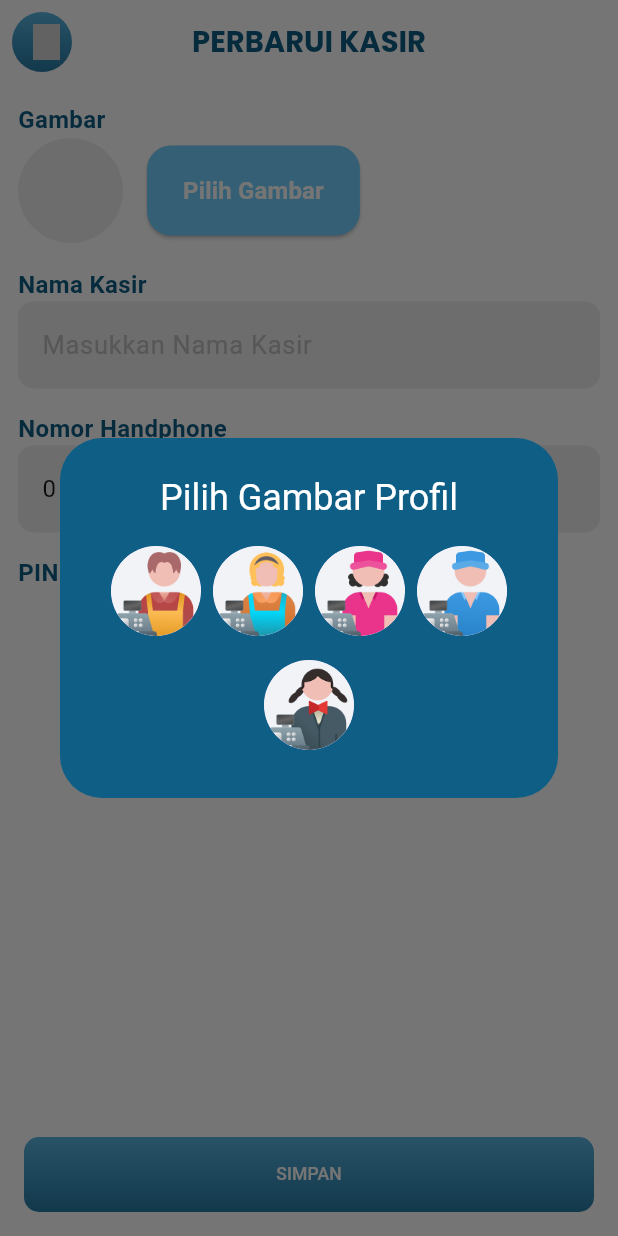
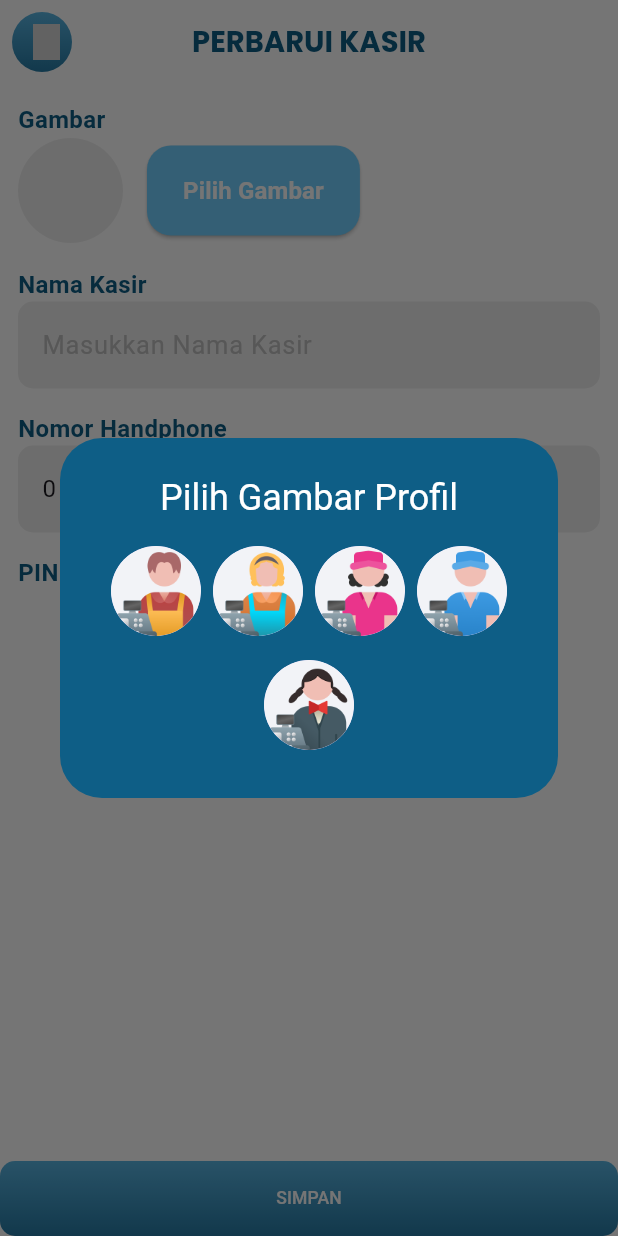
Before and after one commit to TEFA-SMAKZIE/lariskas_lite, a Flutter app: the UpdateCashierPage screen opened directly with empty values, after a tap on "Pilih Gambar", on a phone screen of 412 x 824 dp. Run offline on Flutter 3.47's test engine with Material 3 defaults, Android fonts, the light colour scheme and no system bars; our stand-ins replace cached_network_image, connectivity_plus, device_info_plus, dio, file_picker, fl_chart and 22 more; missing offline and left inert: esc_pos_utils_plus, excel, iconify_flutter, jwt_decode, qr_code_scanner_plus; accounts and stored records are empty; statements that could not run were skipped; project files that could hold a hidden picture were left out.

```diff
--- a/lib/view/page/cashier/update_cashier_page.dart
+++ b/lib/view/page/cashier/update_cashier_page.dart
@@ -287,11 +287,8 @@ class _UpdateCashierPageState extends State<UpdateCashierPage> {
           ),
         ),
       ),
-      bottomNavigationBar: Padding(
-        padding: EdgeInsets.all(16.0),
-        child: ExpensiveFloatingButton(
-            left: 12, right: 12, onPressed: _updateCashier),
-      ),
+      bottomNavigationBar: ExpensiveFloatingButton(
+          left: 12, right: 12, onPressed: _updateCashier),
     );
   }
 }
--- a/lib/view/page/change_password/changePassword.dart
+++ b/lib/view/page/change_password/changePassword.dart
@@ -232,9 +232,7 @@ class _ChangepasswordPageState extends State<ChangepasswordPage> {
                 ),
               ),
             ),
-            Padding(
-              padding: const EdgeInsets.symmetric(horizontal: 10),
-              child: Align(
+            Align(
               alignment: Alignment.bottomCenter,
               child: ExpensiveFloatingButton(
                 child: _isLoading == true
@@ -258,7 +256,6 @@ class _ChangepasswordPageState extends State<ChangepasswordPage> {
                 },
               ),
             ),
-            ),
           ],
         ),
       ),
```
Lines whose indentation alone changed are shown as unchanged.
